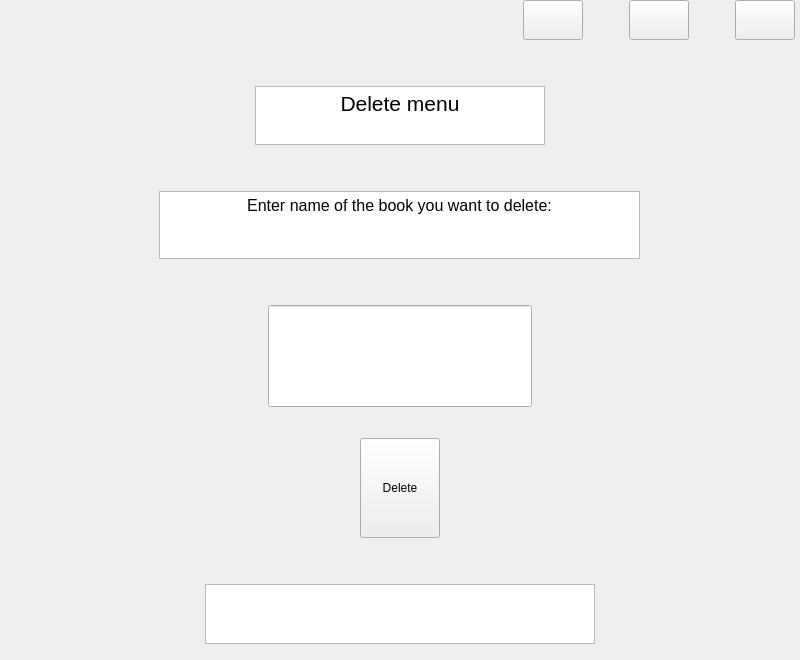
Before: the Qt Designer form Project/del.ui in AminNaghiyan/uiap92_project, drawn with Qt 5.
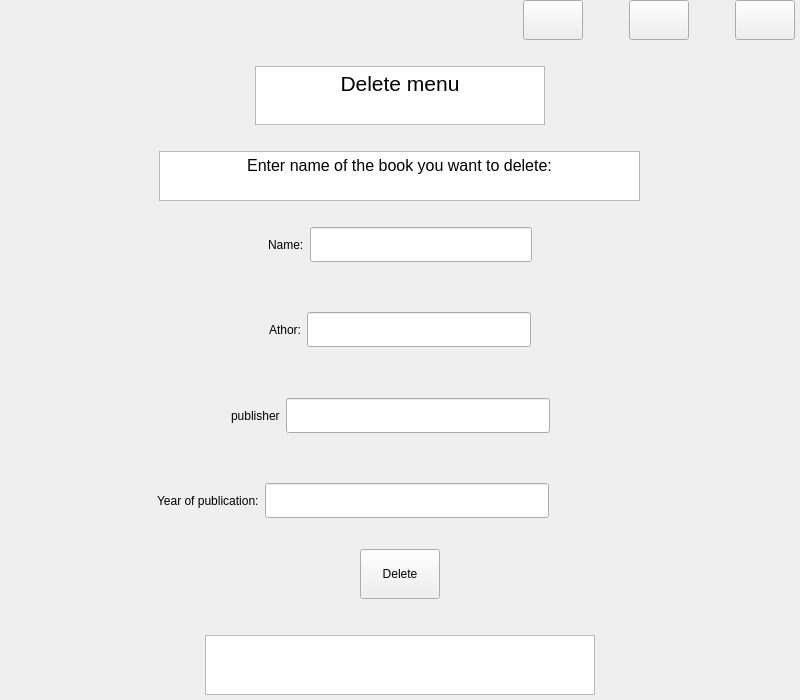
After: the same form once the commit is applied. Icons and pictures are not drawn.

Commit message: write back-end and edit first appearance of Delete page

The edit to the form file:
```diff
--- a/Project/del.ui
+++ b/Project/del.ui
@@ -7,7 +7,7 @@
     <x>0</x>
     <y>0</y>
     <width>800</width>
-    <height>660</height>
+    <height>700</height>
    </rect>
   </property>
   <property name="windowTitle">
@@ -190,7 +190,7 @@
        <property name="sizeHint" stdset="0">
         <size>
          <width>20</width>
-         <height>40</height>
+         <height>20</height>
         </size>
        </property>
       </spacer>
@@ -274,7 +274,7 @@
        <property name="sizeHint" stdset="0">
         <size>
          <width>20</width>
-         <height>40</height>
+         <height>20</height>
         </size>
        </property>
       </spacer>
@@ -311,7 +311,7 @@
          <property name="maximumSize">
           <size>
            <width>481</width>
-           <height>68</height>
+           <height>50</height>
           </size>
          </property>
          <property name="html">
@@ -352,7 +352,7 @@
        <property name="sizeHint" stdset="0">
         <size>
          <width>20</width>
-         <height>40</height>
+         <height>20</height>
         </size>
        </property>
       </spacer>
@@ -367,6 +367,9 @@
          <property name="orientation">
           <enum>Qt::Horizontal</enum>
          </property>
+         <property name="sizeType">
+          <enum>QSizePolicy::Fixed</enum>
+         </property>
          <property name="sizeHint" stdset="0">
           <size>
            <width>40</width>
@@ -376,26 +379,274 @@
         </spacer>
        </item>
        <item>
-        <widget class="QLineEdit" name="lineEdit">
-         <property name="minimumSize">
-          <size>
-           <width>0</width>
-           <height>50</height>
-          </size>
+        <layout class="QVBoxLayout" name="verticalLayout_3">
+         <property name="topMargin">
+          <number>0</number>
          </property>
-         <property name="maximumSize">
-          <size>
-           <width>16777215</width>
-           <height>102</height>
-          </size>
+         <property name="bottomMargin">
+          <number>0</number>
          </property>
-        </widget>
+         <item>
+          <layout class="QHBoxLayout" name="horizontalLayout_5">
+           <property name="topMargin">
+            <number>0</number>
+           </property>
+           <item>
+            <spacer name="horizontalSpacer_14">
+             <property name="orientation">
+              <enum>Qt::Horizontal</enum>
+             </property>
+             <property name="sizeHint" stdset="0">
+              <size>
+               <width>40</width>
+               <height>20</height>
+              </size>
+             </property>
+            </spacer>
+           </item>
+           <item>
+            <widget class="QLabel" name="label">
+             <property name="text">
+              <string>Name:</string>
+             </property>
+            </widget>
+           </item>
+           <item>
+            <widget class="QLineEdit" name="name">
+             <property name="minimumSize">
+              <size>
+               <width>0</width>
+               <height>35</height>
+              </size>
+             </property>
+            </widget>
+           </item>
+           <item>
+            <spacer name="horizontalSpacer_15">
+             <property name="orientation">
+              <enum>Qt::Horizontal</enum>
+             </property>
+             <property name="sizeHint" stdset="0">
+              <size>
+               <width>40</width>
+               <height>20</height>
+              </size>
+             </property>
+            </spacer>
+           </item>
+          </layout>
+         </item>
+         <item>
+          <spacer name="verticalSpacer_7">
+           <property name="orientation">
+            <enum>Qt::Vertical</enum>
+           </property>
+           <property name="sizeHint" stdset="0">
+            <size>
+             <width>20</width>
+             <height>40</height>
+            </size>
+           </property>
+          </spacer>
+         </item>
+         <item>
+          <layout class="QHBoxLayout" name="horizontalLayout_9">
+           <property name="topMargin">
+            <number>0</number>
+           </property>
+           <item>
+            <spacer name="horizontalSpacer_16">
+             <property name="orientation">
+              <enum>Qt::Horizontal</enum>
+             </property>
+             <property name="sizeHint" stdset="0">
+              <size>
+               <width>40</width>
+               <height>20</height>
+              </size>
+             </property>
+            </spacer>
+           </item>
+           <item>
+            <widget class="QLabel" name="label_2">
+             <property name="text">
+              <string>Athor:</string>
+             </property>
+            </widget>
+           </item>
+           <item>
+            <widget class="QLineEdit" name="athor">
+             <property name="minimumSize">
+              <size>
+               <width>0</width>
+               <height>35</height>
+              </size>
+             </property>
+            </widget>
+           </item>
+           <item>
+            <spacer name="horizontalSpacer_17">
+             <property name="orientation">
+              <enum>Qt::Horizontal</enum>
+             </property>
+             <property name="sizeHint" stdset="0">
+              <size>
+               <width>40</width>
+               <height>20</height>
+              </size>
+             </property>
+            </spacer>
+           </item>
+          </layout>
+         </item>
+         <item>
+          <spacer name="verticalSpacer_8">
+           <property name="orientation">
+            <enum>Qt::Vertical</enum>
+           </property>
+           <property name="sizeHint" stdset="0">
+            <size>
+             <width>20</width>
+             <height>40</height>
+            </size>
+           </property>
+          </spacer>
+         </item>
+         <item>
+          <layout class="QHBoxLayout" name="horizontalLayout_10">
+           <property name="topMargin">
+            <number>0</number>
+           </property>
+           <item>
+            <spacer name="horizontalSpacer_18">
+             <property name="orientation">
+              <enum>Qt::Horizontal</enum>
+             </property>
+             <property name="sizeType">
+              <enum>QSizePolicy::Fixed</enum>
+             </property>
+             <property name="sizeHint" stdset="0">
+              <size>
+               <width>186</width>
+               <height>20</height>
+              </size>
+             </property>
+            </spacer>
+           </item>
+           <item>
+            <widget class="QLabel" name="label_3">
+             <property name="text">
+              <string>publisher</string>
+             </property>
+            </widget>
+           </item>
+           <item>
+            <widget class="QLineEdit" name="publisher">
+             <property name="minimumSize">
+              <size>
+               <width>0</width>
+               <height>35</height>
+              </size>
+             </property>
+            </widget>
+           </item>
+           <item>
+            <spacer name="horizontalSpacer_19">
+             <property name="orientation">
+              <enum>Qt::Horizontal</enum>
+             </property>
+             <property name="sizeType">
+              <enum>QSizePolicy::Fixed</enum>
+             </property>
+             <property name="sizeHint" stdset="0">
+              <size>
+               <width>205</width>
+               <height>20</height>
+              </size>
+             </property>
+            </spacer>
+           </item>
+          </layout>
+         </item>
+         <item>
+          <spacer name="verticalSpacer_9">
+           <property name="orientation">
+            <enum>Qt::Vertical</enum>
+           </property>
+           <property name="sizeHint" stdset="0">
+            <size>
+             <width>20</width>
+             <height>40</height>
+            </size>
+           </property>
+          </spacer>
+         </item>
+         <item>
+          <layout class="QHBoxLayout" name="horizontalLayout_11">
+           <property name="topMargin">
+            <number>0</number>
+           </property>
+           <item>
+            <spacer name="horizontalSpacer_20">
+             <property name="orientation">
+              <enum>Qt::Horizontal</enum>
+             </property>
+             <property name="sizeType">
+              <enum>QSizePolicy::Fixed</enum>
+             </property>
+             <property name="sizeHint" stdset="0">
+              <size>
+               <width>112</width>
+               <height>20</height>
+              </size>
+             </property>
+            </spacer>
+           </item>
+           <item>
+            <widget class="QLabel" name="label_4">
+             <property name="text">
+              <string>Year of publication:</string>
+             </property>
+            </widget>
+           </item>
+           <item>
+            <widget class="QLineEdit" name="year_of_publication">
+             <property name="minimumSize">
+              <size>
+               <width>0</width>
+               <height>35</height>
+              </size>
+             </property>
+            </widget>
+           </item>
+           <item>
+            <spacer name="horizontalSpacer_21">
+             <property name="orientation">
+              <enum>Qt::Horizontal</enum>
+             </property>
+             <property name="sizeType">
+              <enum>QSizePolicy::Fixed</enum>
+             </property>
+             <property name="sizeHint" stdset="0">
+              <size>
+               <width>206</width>
+               <height>20</height>
+              </size>
+             </property>
+            </spacer>
+           </item>
+          </layout>
+         </item>
+        </layout>
        </item>
        <item>
         <spacer name="horizontalSpacer_7">
          <property name="orientation">
           <enum>Qt::Horizontal</enum>
          </property>
+         <property name="sizeType">
+          <enum>QSizePolicy::Fixed</enum>
+         </property>
          <property name="sizeHint" stdset="0">
           <size>
            <width>40</width>
@@ -491,7 +742,7 @@
        <property name="sizeHint" stdset="0">
         <size>
          <width>20</width>
-         <height>40</height>
+         <height>30</height>
         </size>
        </property>
       </spacer>
@@ -551,22 +802,6 @@
        </item>
       </layout>
      </item>
-     <item>
-      <spacer name="verticalSpacer">
-       <property name="orientation">
-        <enum>Qt::Vertical</enum>
-       </property>
-       <property name="sizeType">
-        <enum>QSizePolicy::Fixed</enum>
-       </property>
-       <property name="sizeHint" stdset="0">
-        <size>
-         <width>20</width>
-         <height>10</height>
-        </size>
-       </property>
-      </spacer>
-     </item>
     </layout>
    </item>
   </layout>
```
Left out of the diff: 7 changed lines with no effect on the pictures. The commit also changes 14 other files.
